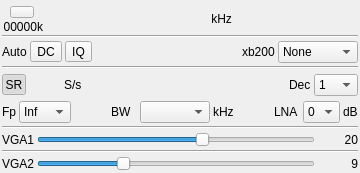
This is plugins/samplesource/bladerf1input/bladerf1inputgui.ui in f4exb/sdrangel as Qt 5 draws it before an edit. The edited form follows.
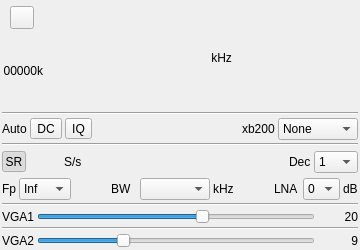
This is the edited form. Icons and pictures are not drawn. Custom widgets are drawn as their Qt base class.

Commit message: BladeRF v1: increased GUI minimum size

```diff
--- a/plugins/samplesource/bladerf1input/bladerf1inputgui.ui
+++ b/plugins/samplesource/bladerf1input/bladerf1inputgui.ui
@@ -7,7 +7,7 @@
     <x>0</x>
     <y>0</y>
     <width>360</width>
-    <height>173</height>
+    <height>250</height>
    </rect>
   </property>
   <property name="sizePolicy">
@@ -19,7 +19,7 @@
   <property name="minimumSize">
    <size>
     <width>360</width>
-    <height>173</height>
+    <height>250</height>
    </size>
   </property>
   <property name="maximumSize">
```
The commit also changes 1 other file.
